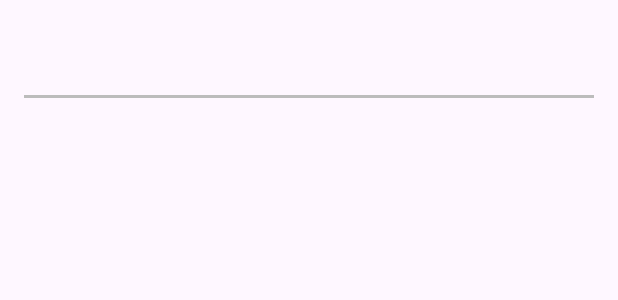
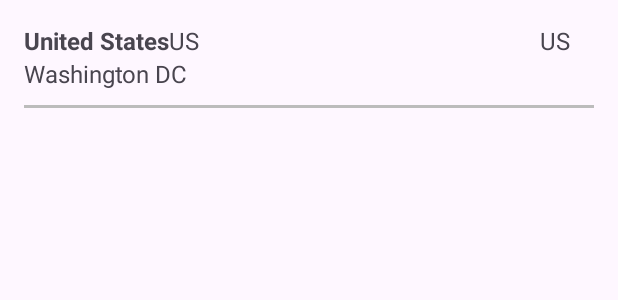
Before and after one commit to arulv359/CountriesRecycler, an Android app: the layout country_item_layout.xml on its own in the app's theme, with its tools: preview values and no code run, on a phone screen of 412 x 824 dp. Shown: the top 300 px of the screen. Run offline under Robolectric (Android 15) with nearby library versions, the phone set to English and light mode, and no system bars.

Commit message:
Added fragment and formatting changes.

```diff
--- a/app/build.gradle.kts
+++ b/app/build.gradle.kts
@@ -4,7 +4,7 @@ plugins {
 }
 
 android {
-    namespace = "com.example.codingtest.walmart.myapplication4"
+    namespace = "com.example.codingtest.walmart.walmartcodingexcercise"
     compileSdk = 34
 
 
@@ -46,7 +46,9 @@ dependencies {
     implementation("org.jetbrains.kotlinx:kotlinx-coroutines-android:1.6.0")
     implementation("com.squareup.retrofit2:retrofit:2.9.0")
     implementation("com.squareup.retrofit2:converter-gson:2.9.0")
-    implementation("androidx.recyclerview:recyclerview:1.2.1")
+    implementation("androidx.recyclerview:recyclerview:1.3.2")
+    implementation("androidx.lifecycle:lifecycle-viewmodel-ktx")
+    implementation("androidx.fragment:fragment-ktx:1.6.2")
 
     testImplementation("junit:junit:4.13.2")
     androidTestImplementation("androidx.test.ext:junit:1.1.5")
--- a/app/src/main/AndroidManifest.xml
+++ b/app/src/main/AndroidManifest.xml
@@ -11,6 +11,7 @@
         android:roundIcon="@mipmap/ic_launcher_round"
         android:supportsRtl="true"
         android:theme="@style/Theme.MyApplication4"
+        android:usesCleartextTraffic="true"
         tools:targetApi="31">
         <activity
             android:name="com.example.codingtest.walmart.walmartcodingexcercise.MainActivity"
--- a/app/src/main/java/com/example/codingtest/walmart/walmartcodingexcercise/ApiService.kt
+++ b/app/src/main/java/com/example/codingtest/walmart/walmartcodingexcercise/ApiService.kt
@@ -3,8 +3,9 @@ package com.example.codingtest.walmart.walmartcodingexcercise
 import retrofit2.http.GET
 
 interface ApiService {
-    @GET("/peymano-wmt/32dcb892b06648910ddd40406e37fdab/raw/db25946fd77c5873b0303b858e861ce724e0dcd0/countries.json")
+    //    @GET("/peymano-wmt/32dcb892b06648910ddd40406e37fdab/raw/db25946fd77c5873b0303b858e861ce724e0dcd0/countries.json")
+    @GET("/country.json")
     suspend fun getCountry(): List<Country>
 
-   //@GET("/country.json")
+    //@GET("/country.json")
 }
--- a/app/src/main/res/layout/country_layout.xml
+++ b/app/src/main/res/layout/country_item_layout.xml
@@ -1,5 +1,6 @@
 <androidx.constraintlayout.widget.ConstraintLayout xmlns:android="http://schemas.android.com/apk/res/android"
     xmlns:app="http://schemas.android.com/apk/res-auto"
+    xmlns:tools="http://schemas.android.com/tools"
     android:layout_width="match_parent"
     android:layout_height="wrap_content"
     android:orientation="vertical"
@@ -10,44 +11,46 @@
         android:layout_width="wrap_content"
         android:layout_height="wrap_content"
         android:layout_marginEnd="16dp"
-        android:layout_marginTop="6dp"
         android:textSize="16sp"
         android:textStyle="bold"
         app:layout_constraintLeft_toLeftOf="parent"
-        app:layout_constraintTop_toTopOf="parent" />
+        app:layout_constraintTop_toTopOf="parent"
+        tools:text="United States" />
 
     <TextView
         android:id="@+id/region"
         android:layout_width="wrap_content"
         android:layout_height="wrap_content"
-        android:layout_marginEnd="36dp"
-        android:textSize="13sp"
-        app:layout_constraintRight_toLeftOf="@id/code"
-        app:layout_constraintTop_toTopOf="parent" />
+        android:textSize="16sp"
+        app:layout_constraintLeft_toRightOf="@id/countryName"
+        app:layout_constraintTop_toTopOf="parent"
+        tools:text="US" />
 
     <TextView
         android:id="@+id/code"
         android:layout_width="wrap_content"
         android:layout_height="wrap_content"
         android:layout_marginEnd="16dp"
-        android:textSize="13sp"
+        android:textSize="16sp"
         app:layout_constraintRight_toRightOf="parent"
-        app:layout_constraintTop_toTopOf="parent" />
+        app:layout_constraintTop_toTopOf="parent"
+        tools:text="US" />
 
     <TextView
         android:id="@+id/capital"
         android:layout_width="wrap_content"
         android:layout_height="wrap_content"
-        android:textSize="14sp"
+        android:paddingBottom="10dp"
+        android:textSize="16sp"
         app:layout_constraintBottom_toTopOf="@id/horizontalLine"
         app:layout_constraintLeft_toLeftOf="parent"
-        app:layout_constraintTop_toBottomOf="@id/countryName" />
+        app:layout_constraintTop_toBottomOf="@id/countryName"
+        tools:text="Washington DC" />
 
     <View
         android:id="@+id/horizontalLine"
         android:layout_width="match_parent"
         android:layout_height="2dp"
-        android:layout_marginTop="10dp"
         android:background="#BCBCBC"
         app:layout_constraintBottom_toBottomOf="parent" />
 
--- a/app/src/main/res/values/strings.xml
+++ b/app/src/main/res/values/strings.xml
@@ -1,3 +1,4 @@
 <resources>
     <string name="app_name">WalmartCodingTest</string>
+    <string name="region_delimiters">, %1$s</string>
 </resources>
```
Also changed, not shown: app/src/main/java/com/example/codingtest/walmart/walmartcodingexcercise/CountryAdapter.kt (+10 -7 lines), app/src/main/java/com/example/codingtest/walmart/walmartcodingexcercise/MainActivity.kt (+3 -40 lines), app/src/main/res/layout/activity_main.xml (+5 -9 lines), 4 other files.
